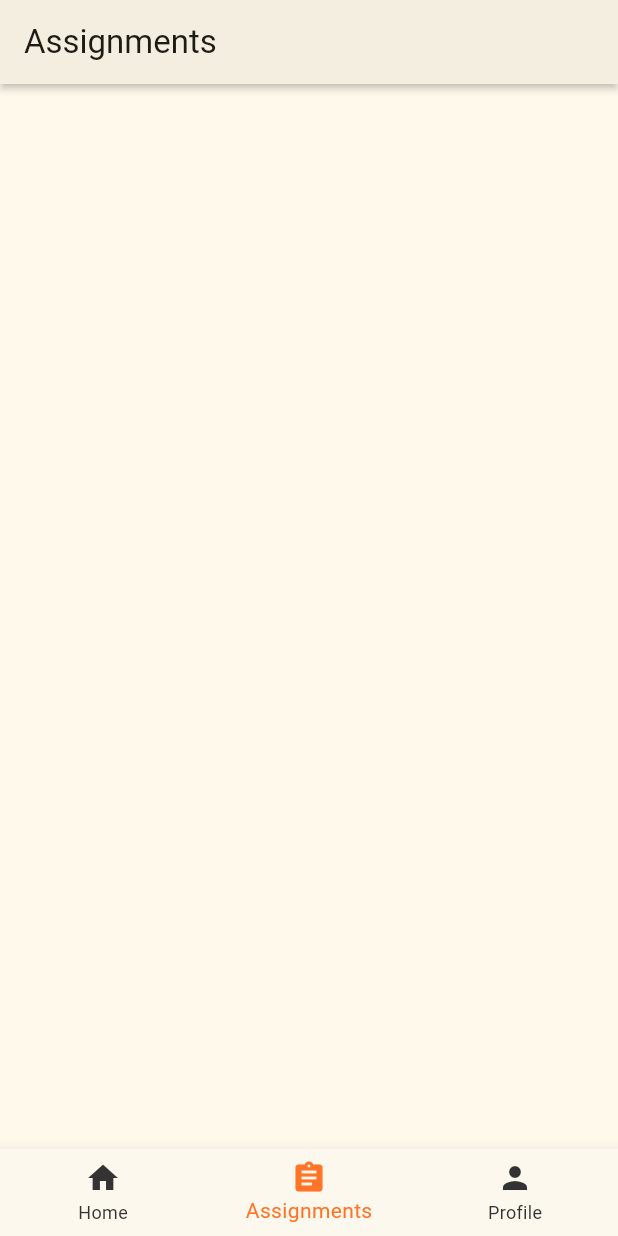
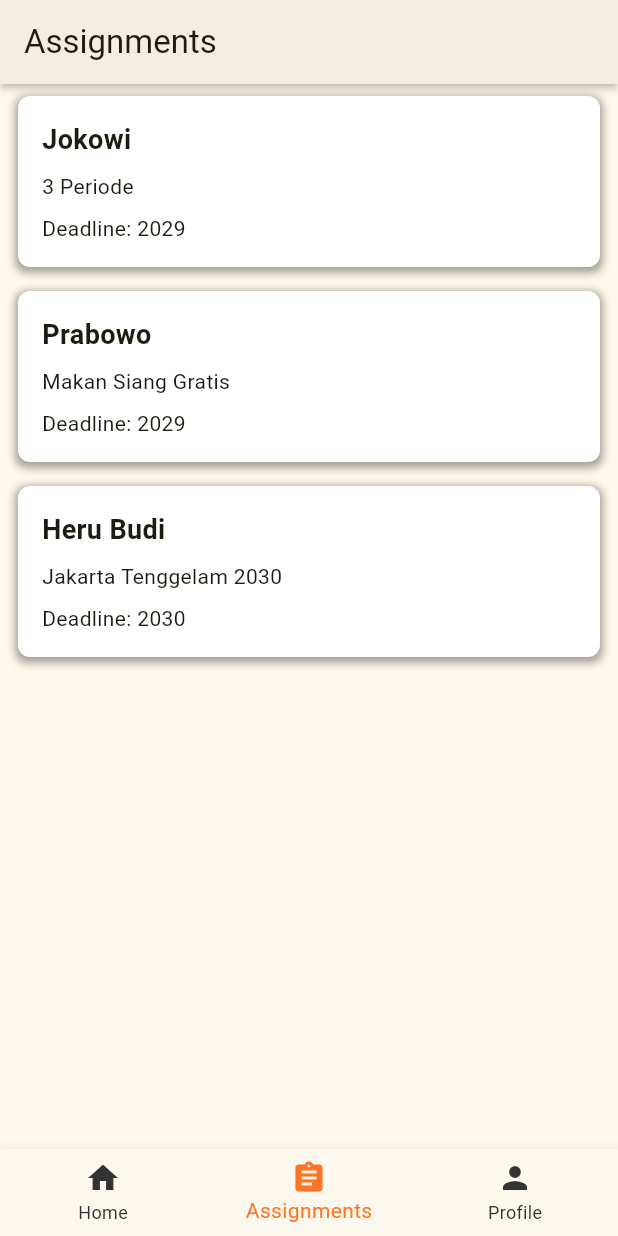
Before and after one commit to WaSong-Reksti/wasong_mobile_app, a Flutter app: the screen it shows after launch, item 2 of the bottom bar chosen, on a phone screen of 412 x 824 dp. Run offline on Flutter 3.47's test engine with Material 3 defaults, Android fonts, the phone set to English and light mode, and no system bars; network calls fail.

Commit message:
add assignment screen

```diff
--- a/lib/navigations/main_navigations.dart
+++ b/lib/navigations/main_navigations.dart
@@ -17,7 +17,7 @@
   // Define screens
   final List<Widget> _screens = [
     const HomeScreen(),
-    const AssignmentsScreen(),
+    AssignmentsScreen(),
     ScreenThree(),
   ];
 
--- a/lib/screens/assignments_screeen.dart
+++ b/lib/screens/assignments_screeen.dart
@@ -1,11 +1,61 @@
 import 'package:flutter/material.dart';
-import 'package:wasong_mobile_app/components/menu_navbar.dart';
 
 class AssignmentsScreen extends StatelessWidget {
-  const AssignmentsScreen({Key? key}) : super(key: key);
+  AssignmentsScreen({Key? key}) : super(key: key);
+
+  final List<Assignment> assignments = [
+    Assignment("Jokowi", "3 Periode", "2029"),
+    Assignment("Prabowo", "Makan Siang Gratis", "2029"),
+    Assignment("Heru Budi", "Jakarta Tenggelam 2030", "2030")
+  ];
 
   @override
   Widget build(BuildContext context) {
-    return Container();
+    return ListView.builder(
+      itemCount: assignments.length,
+      itemBuilder: (context, index) {
+        final item = assignments[index];
+        return Container(
+          margin: const EdgeInsets.symmetric(vertical: 8.0, horizontal: 12.0),
+          padding: const EdgeInsets.all(16.0),
+          decoration: BoxDecoration(
+            borderRadius: BorderRadius.circular(8.0),
+            color: Colors.white,
+            boxShadow: const [
+              BoxShadow(
+                offset: Offset(0, 2),
+                color: Color.fromARGB(90, 0, 0, 0),
+                blurRadius: 4,
+                spreadRadius: 2,
+              )
+            ],
+          ),
+          child: Column(
+            crossAxisAlignment: CrossAxisAlignment.start,
+            children: [
+              Text(
+                item.title,
+                style: const TextStyle(
+                  fontSize: 18,
+                  fontWeight: FontWeight.bold,
+                ),
+              ),
+              const SizedBox(height: 8),
+              Text(item.description),
+              const SizedBox(height: 8),
+              Text('Deadline: ${item.deadline}'),
+            ],
+          ),
+        );
+      },
+    );
   }
 }
+
+class Assignment {
+  String title;
+  String description;
+  String deadline;
+
+  Assignment(this.title, this.description, this.deadline);
+}
```
Also changed, not shown: 1 other file.
